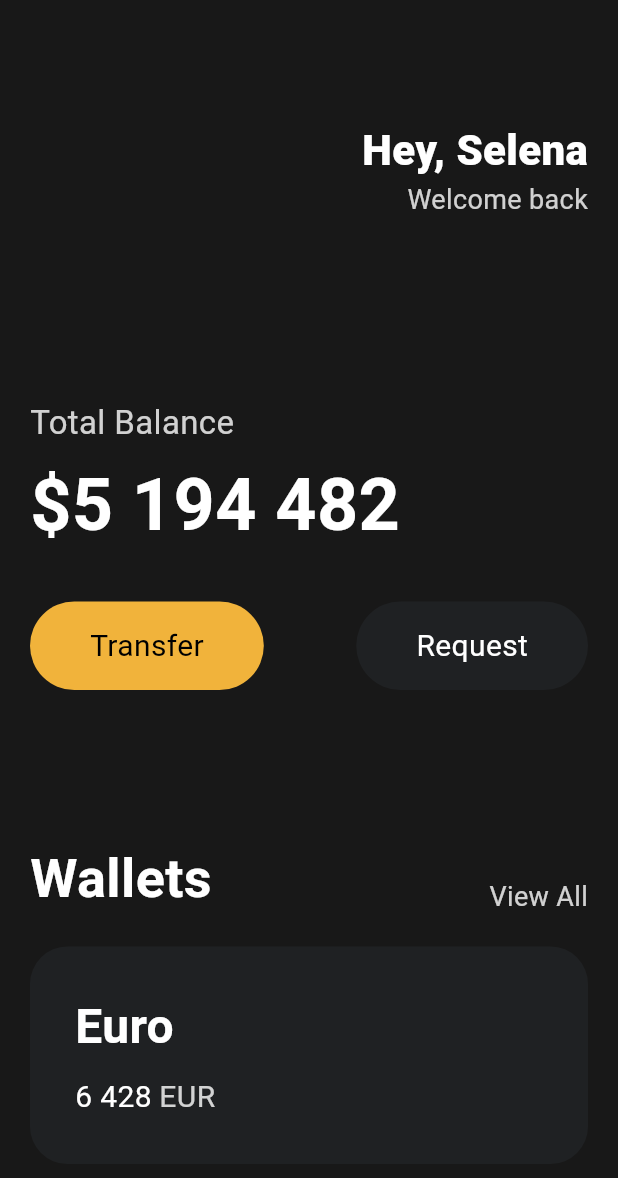
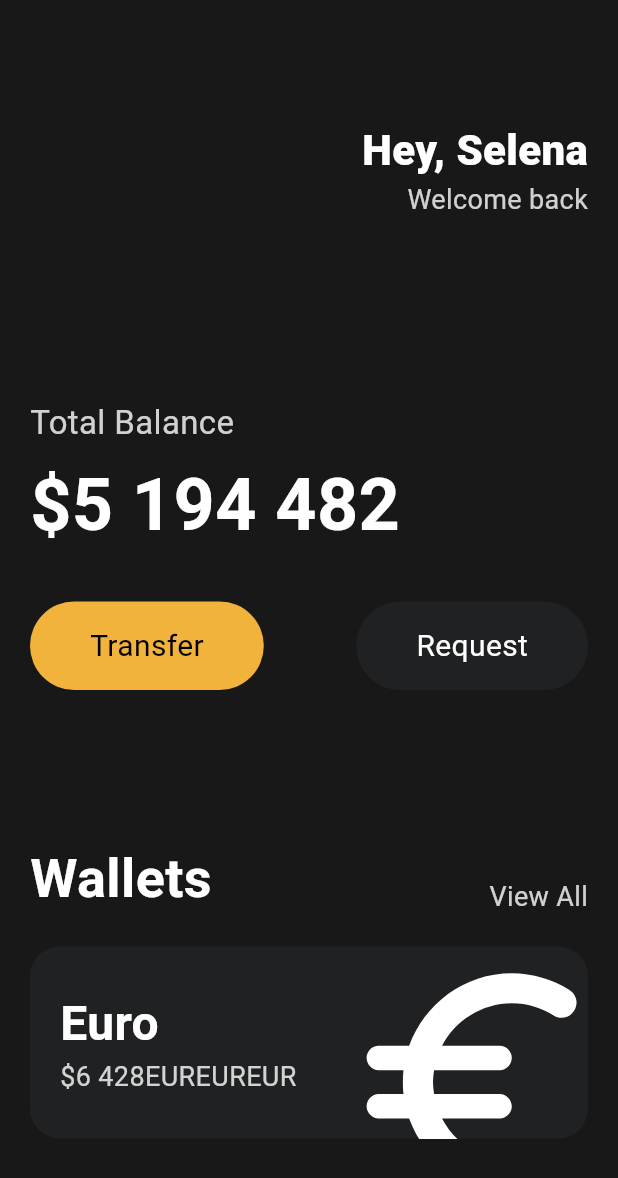
Before and after one commit to Leeyoungsup/flutter_UI_practice, a Flutter app: the screen it shows after launch, on a phone screen of 412 x 824 dp. Shown: the top 1178 px of the screen. Run offline on Flutter 3.47's test engine with Material 3 defaults, Android fonts, the phone set to English and light mode, and no system bars.

Commit message:
UI 개선: 통화 표시 형식 수정 및 유로 기호 아이콘 추가

```diff
--- a/lib/main.dart
+++ b/lib/main.dart
@@ -103,18 +103,25 @@ class App extends StatelessWidget {
                 ),
                 const SizedBox(height: 20),
                 Container(
+                  clipBehavior: Clip.hardEdge,
                   decoration: BoxDecoration(
                     color: const Color(0xFF1F2123),
-                    borderRadius: BorderRadius.circular(25),
+                    borderRadius: BorderRadius.circular(20),
                   ),
-                  child: Padding(
-                    padding: const EdgeInsets.all(30),
+                  child: Column(
+                    children: [
+                      Padding(
+                        padding: const EdgeInsets.symmetric(
+                          horizontal: 20,
+                          vertical: 20,
+                        ),
                         child: Row(
+                          mainAxisAlignment: MainAxisAlignment.spaceBetween,
                           children: [
                             Column(
                               crossAxisAlignment: CrossAxisAlignment.start,
                               children: [
-                            const Text(
+                                Text(
                                   'Euro',
                                   style: TextStyle(
                                     color: Colors.white,
@@ -122,30 +129,75 @@ class App extends StatelessWidget {
                                     fontWeight: FontWeight.w600,
                                   ),
                                 ),
-                            const SizedBox(height: 10),
                                 Row(
                                   children: [
-                                const Text(
-                                  '6 428',
+                                    Text(
+                                      '\$6 428',
                                       style: TextStyle(
-                                    color: Colors.white,
-                                    fontSize: 20,
+                                        color: Color.fromRGBO(
+                                          255,
+                                          255,
+                                          255,
+                                          0.8,
+                                        ),
+                                        fontSize: 18,
                                       ),
                                     ),
-                                const SizedBox(width: 5),
                                     Text(
                                       'EUR',
                                       style: TextStyle(
-                                    color: Colors.white.withOpacity(0.8),
-                                    fontSize: 20,
+                                        color: Color.fromRGBO(
+                                          255,
+                                          255,
+                                          255,
+                                          0.8,
+                                        ),
+                                        fontSize: 18,
+                                      ),
+                                    ),
+                                    Text(
+                                      'EUR',
+                                      style: TextStyle(
+                                        color: Color.fromRGBO(
+                                          255,
+                                          255,
+                                          255,
+                                          0.8,
+                                        ),
+                                        fontSize: 18,
+                                      ),
+                                    ),
+                                    Text(
+                                      'EUR',
+                                      style: TextStyle(
+                                        color: Color.fromRGBO(
+                                          255,
+                                          255,
+                                          255,
+                                          0.8,
+                                        ),
+                                        fontSize: 18,
                                       ),
                                     ),
                                   ],
                                 ),
                               ],
                             ),
+                            Transform.scale(
+                              scale: 2.2,
+                              child: Transform.translate(
+                                offset: const Offset(-5, 12),
+                                child: Icon(
+                                  Icons.euro_symbol_rounded,
+                                  color: Colors.white,
+                                  size: 88,
+                                ),
+                              ),
+                            ),
                           ],
                         ),
+                      ),
+                    ],
                   ),
                 ),
               ],
```
Lines whose indentation alone changed are shown as unchanged.
